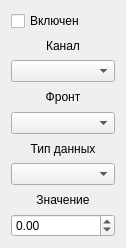
Old version of the form oscopetriggerwgt.ui in the repository catompiler/QCanDrive.
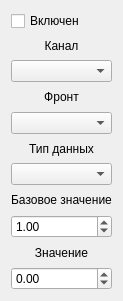
New version of the form.

Commit message: oscope trigger widget base value

Diff of the .ui file:
```diff
--- a/oscopetriggerwgt.ui
+++ b/oscopetriggerwgt.ui
@@ -6,8 +6,8 @@
    <rect>
     <x>0</x>
     <y>0</y>
-    <width>126</width>
-    <height>248</height>
+    <width>121</width>
+    <height>301</height>
    </rect>
   </property>
   <property name="windowTitle">
@@ -60,6 +60,32 @@
    <item>
     <widget class="QComboBox" name="cbDataType"/>
    </item>
+   <item>
+    <widget class="QLabel" name="lblBaseValue">
+     <property name="text">
+      <string>Базовое значение</string>
+     </property>
+     <property name="alignment">
+      <set>Qt::AlignCenter</set>
+     </property>
+    </widget>
+   </item>
+   <item>
+    <widget class="QDoubleSpinBox" name="dsbBaseValue">
+     <property name="minimum">
+      <double>0.010000000000000</double>
+     </property>
+     <property name="maximum">
+      <double>2147483647.000000000000000</double>
+     </property>
+     <property name="stepType">
+      <enum>QAbstractSpinBox::AdaptiveDecimalStepType</enum>
+     </property>
+     <property name="value">
+      <double>1.000000000000000</double>
+     </property>
+    </widget>
+   </item>
    <item>
     <widget class="QLabel" name="lblTrigValue">
      <property name="text">
```
The commit also changes 6 other files.
